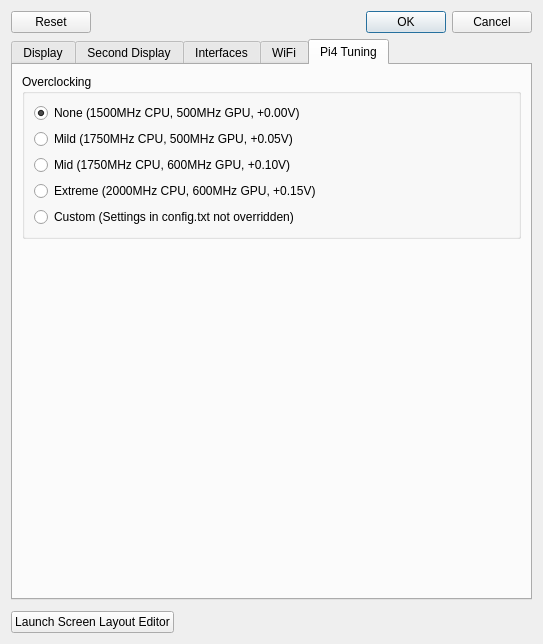
Qt form pyconfig_gen/pyconfig_gen_dialog.ui (numerunix/pyconfig_gen) before a commit.
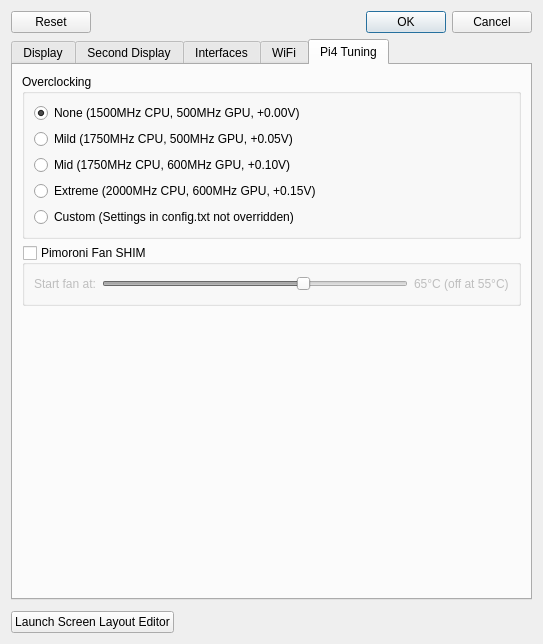
The same form after that commit. The open tabs and pages were chosen to show the change. Icons and pictures are not drawn.

Commit message: Add handlers for hdmi_enable_4kp60, Pimoroni Fan SHIM driver

```diff
--- a/pyconfig_gen/pyconfig_gen_dialog.ui
+++ b/pyconfig_gen/pyconfig_gen_dialog.ui
@@ -1143,6 +1143,84 @@
          <zorder>overclock4_rb</zorder>
         </widget>
        </item>
+       <item>
+        <widget class="QGroupBox" name="pimoroni_gb">
+         <property name="sizePolicy">
+          <sizepolicy hsizetype="MinimumExpanding" vsizetype="Preferred">
+           <horstretch>0</horstretch>
+           <verstretch>0</verstretch>
+          </sizepolicy>
+         </property>
+         <property name="toolTip">
+          <string>&lt;html&gt;&lt;head/&gt;&lt;body&gt;&lt;p&gt;&lt;span style=&quot; font-weight:600;&quot;&gt;Pimoroni Fan SHIM&lt;/span&gt;&lt;/p&gt;&lt;p&gt;The RPi4 can run somewhat hot under heavy load, and in the absence of active cooling, the CPU will throttle back automatically at 80°C, lowering its performance to stay within a safe thermal operating range.&lt;/p&gt;&lt;p&gt;One popular third-party add-on to counter this effect is the Fan SHIM from Pimoroni. This clips onto the GPIO header, without soldering.&lt;/p&gt;&lt;p&gt;If you have one of these daughterboards fitted to your RPi4, click this checkbox to activate it, and use the slider to set the SoC temperature at which the fan will spin up. The driver has a built-in hysteresis, which will automatically turn the fan off again at 10°C below this setpoint.&lt;/p&gt;&lt;p&gt;These settings have no effect if booted on an RPi3.&lt;/p&gt;&lt;/body&gt;&lt;/html&gt;</string>
+         </property>
+         <property name="title">
+          <string>Pimoroni Fan SHIM</string>
+         </property>
+         <property name="checkable">
+          <bool>true</bool>
+         </property>
+         <property name="checked">
+          <bool>false</bool>
+         </property>
+         <layout class="QHBoxLayout" name="horizontalLayout_10">
+          <item>
+           <widget class="QLabel" name="start_fan_lb">
+            <property name="text">
+             <string>Start fan at:</string>
+            </property>
+           </widget>
+          </item>
+          <item>
+           <widget class="QSlider" name="fan_temps_hs">
+            <property name="sizePolicy">
+             <sizepolicy hsizetype="MinimumExpanding" vsizetype="Fixed">
+              <horstretch>0</horstretch>
+              <verstretch>0</verstretch>
+             </sizepolicy>
+            </property>
+            <property name="minimumSize">
+             <size>
+              <width>200</width>
+              <height>20</height>
+             </size>
+            </property>
+            <property name="minimum">
+             <number>45</number>
+            </property>
+            <property name="maximum">
+             <number>75</number>
+            </property>
+            <property name="singleStep">
+             <number>5</number>
+            </property>
+            <property name="value">
+             <number>65</number>
+            </property>
+            <property name="tracking">
+             <bool>true</bool>
+            </property>
+            <property name="orientation">
+             <enum>Qt::Horizontal</enum>
+            </property>
+            <property name="tickPosition">
+             <enum>QSlider::NoTicks</enum>
+            </property>
+            <property name="tickInterval">
+             <number>5</number>
+            </property>
+           </widget>
+          </item>
+          <item>
+           <widget class="QLabel" name="fan_temps_lb">
+            <property name="text">
+             <string>65°C (off at 55°C)</string>
+            </property>
+           </widget>
+          </item>
+         </layout>
+        </widget>
+       </item>
        <item>
         <spacer name="verticalSpacer">
          <property name="orientation">
```
Left out of the diff: 228 changed lines with no effect on the pictures. The commit also changes 4 other files.
